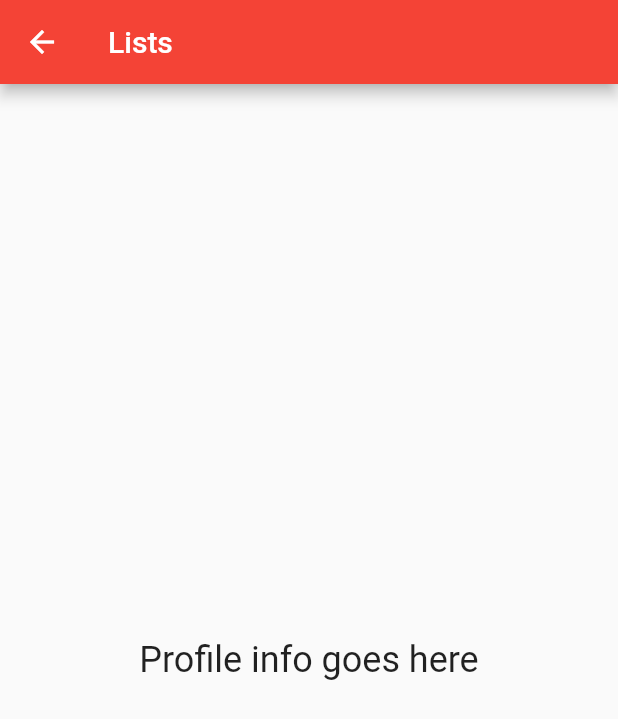
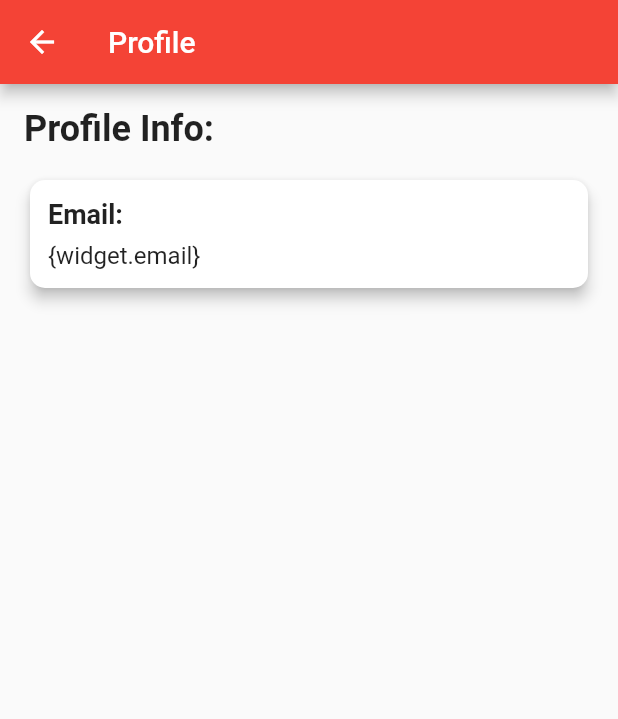
Before and after one commit to nolan-net/Random_Itinerary, a Flutter app: the ProfilePage screen opened by its route, on a phone screen of 412 x 824 dp. Shown: the top 719 px of the screen. Run offline on Flutter 3.47's test engine with Material 2 defaults, Android fonts, the light colour scheme and no system bars; our stand-ins replace cloud_firestore, firebase_core, google_maps_flutter, shared_preferences; accounts and stored records are empty.

Commit message:
Added profile setup

```diff
--- a/random_iternerary/lib/main.dart
+++ b/random_iternerary/lib/main.dart
@@ -3,7 +3,6 @@ import 'package:cloud_firestore/cloud_firestore.dart';
 import 'firebase_options.dart';
 import 'package:firebase_core/firebase_core.dart';
 import 'package:google_maps_flutter/google_maps_flutter.dart';
-
 
 import 'signin.dart';
 import 'createaccount.dart';
@@ -12,17 +11,14 @@ import 'bookmarks.dart';
 import 'profile.dart';
 import 'list.dart';
 
-
-
 Future<void> main() async {
   WidgetsFlutterBinding.ensureInitialized();
   await Firebase.initializeApp(
     options: DefaultFirebaseOptions.currentPlatform,
   );
 
- runApp(const MyApp());
+  runApp(const MyApp());
 }
-
 
 class MyApp extends StatelessWidget {
   const MyApp({super.key});
@@ -30,7 +26,6 @@ class MyApp extends StatelessWidget {
   // This widget is the root of your application.
   @override
   Widget build(BuildContext context) {
-
     return MaterialApp(
       title: 'Random Itinerary',
       theme: ThemeData(
@@ -40,21 +35,21 @@ class MyApp extends StatelessWidget {
       routes: {
         //Signin.dart
         '/': (context) => const SignInPage2(),
-        '/main' : (context) => const MyHomePage(),
-        '/create' :(context) => const createAccount(),
-        '/map' :(context) => const MapPage(),
-        '/bookmarks' : (context) => const BookmarksPage(),
-        '/list' : (context) => const ListPage(),
-        '/profile':(context) => const ProfilePage(),
-      }
-
-
+        '/main': (context) => const MyHomePage(email: ''),
+        '/create': (context) => const createAccount(),
+        '/map': (context) => const MapPage(),
+        '/bookmarks': (context) => const BookmarksPage(),
+        '/list': (context) => const ListPage(),
+        '/profile': (context) => const ProfilePage(email: '{widget.email}'),
+      },
     );
   }
 }
 
 class MyHomePage extends StatefulWidget {
-  const MyHomePage({Key? key});
+  final String email;
+
+  const MyHomePage({required this.email, Key? key}) : super(key: key);
 
   @override
   State<MyHomePage> createState() => _MyHomePageState();
@@ -63,18 +58,17 @@ class MyHomePage extends StatefulWidget {
 class _MyHomePageState extends State<MyHomePage> {
   int _currentIndex = 0;
 
-  final List<Widget> _tabs = [
+  @override
+  Widget build(BuildContext context) {
+    final List<Widget> tabs = [
     const MapPage(),
     const BookmarksPage(),
     const ListPage(),
-    const ProfilePage(),
-  ];
+    ProfilePage(email: widget.email),
+    ];
 
-  @override
-  Widget build(BuildContext context) {
     return Scaffold(
-
-      body: _tabs[_currentIndex],
+      body: tabs[_currentIndex],
       bottomNavigationBar: BottomNavigationBar(
         currentIndex: _currentIndex,
         onTap: (index) {
--- a/random_iternerary/lib/profile.dart
+++ b/random_iternerary/lib/profile.dart
@@ -1,20 +1,86 @@
-//This page will diplay the current surface information of the logged in user
+import 'package:cloud_firestore/cloud_firestore.dart';
 import 'package:flutter/material.dart';
 
-class ProfilePage extends StatelessWidget {
+class ProfilePage extends StatefulWidget {
+  final String email;
 
-  const ProfilePage({Key? key}) : super(key: key);
+  const ProfilePage({required this.email, Key? key}) : super(key: key);
 
   @override
-   Widget build(BuildContext context) {
+  State<ProfilePage> createState() => _ProfilePageState();
+}
+
+class _ProfilePageState extends State<ProfilePage> {
+  final FirebaseFirestore _firestore = FirebaseFirestore.instance;
+  String? _username;
+
+  @override
+  void initState() {
+    super.initState();
+    _fetchUserData();
+  }
+
+  Future<void> _fetchUserData() async {
+    QuerySnapshot<Map<String, dynamic>> userSnapshot = await _firestore
+        .collection('users')
+        .where('email', isEqualTo: widget.email)
+        .get();
+
+    if (userSnapshot.docs.isNotEmpty) {
+      setState(() {
+        _username = userSnapshot.docs.first.data()['username'];
+      });
+    }
+  }
+
+  @override
+  Widget build(BuildContext context) {
     return Scaffold(
       appBar: AppBar(
-        title: const Text('Lists'),
+        title: const Text('Profile'),
       ),
-      body: Center(
-        child: Text(
-          'Profile info goes here',
-          style: TextStyle(fontSize: 24),
+      body: Padding(
+        padding: const EdgeInsets.all(16.0),
+        child: Column(
+          mainAxisAlignment: MainAxisAlignment.start,
+          crossAxisAlignment: CrossAxisAlignment.stretch,
+          children: [
+            Text(
+              'Profile Info:',
+              style: TextStyle(fontSize: 24, fontWeight: FontWeight.bold),
+            ),
+            SizedBox(height: 16),
+            _infoCard('Email:', widget.email),
+            SizedBox(height: 16),
+            if (_username != null) _infoCard('Username:', _username!),
+            // Add more user details, like name, avatar, and other personal information here
+          ],
+        ),
+      ),
+    );
+  }
+
+  Widget _infoCard(String label, String value) {
+    return Card(
+      elevation: 4,
+      shape: RoundedRectangleBorder(
+        borderRadius: BorderRadius.circular(10),
+      ),
+      child: Padding(
+        padding: const EdgeInsets.all(12.0),
+        child: Column(
+          crossAxisAlignment: CrossAxisAlignment.start,
+          children: [
+            Text(
+              label,
+              style: TextStyle(fontSize: 18, fontWeight: FontWeight.bold),
+            ),
+            SizedBox(height: 8),
+            Text(
+              value,
+              style: TextStyle(fontSize: 16),
+            ),
+          ],
         ),
       ),
     );
--- a/random_iternerary/pubspec.yaml
+++ b/random_iternerary/pubspec.yaml
@@ -39,6 +39,7 @@ dependencies:
   firebase_auth: ^4.4.2
   google_places_flutter: ^2.0.5
   google_maps_flutter: ^2.2.5
+  shared_preferences: ^2.1.0
 
 dev_dependencies:
   flutter_test:
```
Also changed, not shown: random_iternerary/lib/signin.dart (+69 -56 lines), random_iternerary/pubspec.lock, 5 other files.
